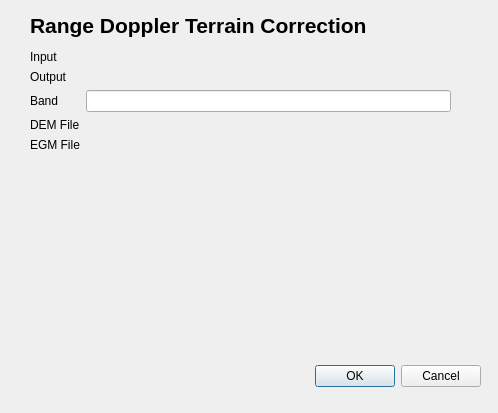
First picture: the form in range_doppler/range_doppler_dialog_base.ui, repository AUGSignals/qgis-plugins, before the edit.
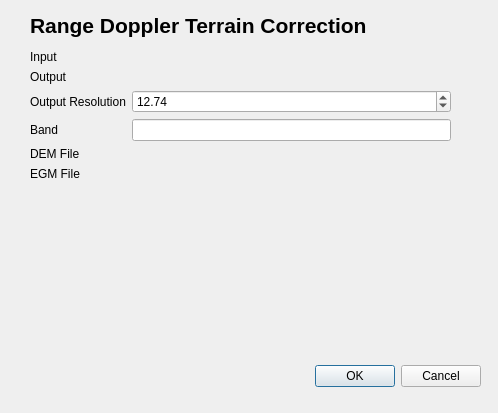
Second picture: the form after the edit. Custom widgets are drawn as their Qt base class.

Commit message: Added output resolution to range doppler

Diff of the .ui file:
```diff
--- a/range_doppler/range_doppler_dialog_base.ui
+++ b/range_doppler/range_doppler_dialog_base.ui
@@ -83,35 +83,38 @@
         </property>
        </widget>
       </item>
-      <item row="2" column="0">
+      <item row="3" column="0">
        <widget class="QLabel" name="label_6">
         <property name="text">
          <string>Band</string>
         </property>
        </widget>
       </item>
-      <item row="3" column="0">
+      <item row="3" column="1">
+       <widget class="QLineEdit" name="bandQLineEdit"/>
+      </item>
+      <item row="4" column="0">
        <widget class="QLabel" name="label_3">
         <property name="text">
          <string>DEM File</string>
         </property>
        </widget>
       </item>
-      <item row="3" column="1">
+      <item row="4" column="1">
        <widget class="QgsFileWidget" name="demQgsFileWidget">
         <property name="filter">
          <string>*.dem;;*.*</string>
         </property>
        </widget>
       </item>
-      <item row="4" column="0">
+      <item row="5" column="0">
        <widget class="QLabel" name="label_4">
         <property name="text">
          <string>EGM File</string>
         </property>
        </widget>
       </item>
-      <item row="4" column="1">
+      <item row="5" column="1">
        <widget class="QgsFileWidget" name="egmQgsFileWidget">
         <property name="filter">
          <string>*.egm;;*.*</string>
@@ -119,7 +122,21 @@
        </widget>
       </item>
       <item row="2" column="1">
-       <widget class="QLineEdit" name="bandQLineEdit"/>
+       <widget class="QgsDoubleSpinBox" name="outputResolutionQgsDoubleSpinBox">
+        <property name="maximum">
+         <double>999.990000000000009</double>
+        </property>
+        <property name="value">
+         <double>12.740000000000000</double>
+        </property>
+       </widget>
+      </item>
+      <item row="2" column="0">
+       <widget class="QLabel" name="label_7">
+        <property name="text">
+         <string>Output Resolution</string>
+        </property>
+       </widget>
       </item>
      </layout>
     </widget>
@@ -146,6 +163,11 @@
   </widget>
  </widget>
  <customwidgets>
+  <customwidget>
+   <class>QgsDoubleSpinBox</class>
+   <extends>QDoubleSpinBox</extends>
+   <header>qgsdoublespinbox.h</header>
+  </customwidget>
   <customwidget>
    <class>QgsFileWidget</class>
    <extends>QWidget</extends>
```
The commit also changes 1 other file.
